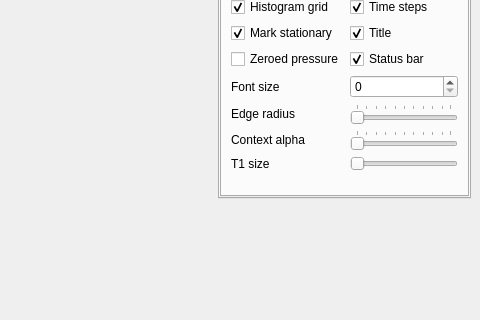
Above: MainWindow.ui from danlipsa/foamvis before the change; both pictures show x 396 to 876 and y 146 to 466 of the 876 by 591 pixel window. Below: the same form after it.
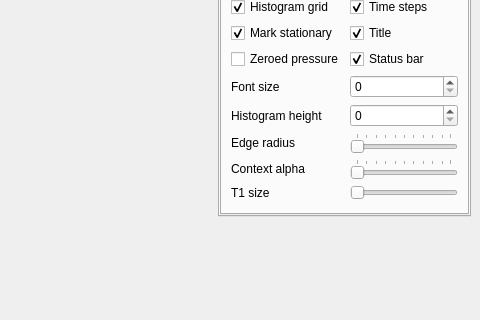
That is the form after the change. Custom widgets are drawn as their Qt base class.

The edit to the form file:
```diff
--- a/MainWindow.ui
+++ b/MainWindow.ui
@@ -868,14 +868,14 @@
                <item row="3" column="1">
                 <widget class="QSpinBox" name="spinBoxFontSize"/>
                </item>
-               <item row="4" column="0">
+               <item row="5" column="0">
                 <widget class="QLabel" name="label_17">
                  <property name="text">
                   <string>Edge radius</string>
                  </property>
                 </widget>
                </item>
-               <item row="4" column="1">
+               <item row="5" column="1">
                 <widget class="QSlider" name="horizontalSliderEdgesRadius">
                  <property name="maximum">
                   <number>99</number>
@@ -894,14 +894,14 @@
                  </property>
                 </widget>
                </item>
-               <item row="5" column="0">
+               <item row="6" column="0">
                 <widget class="QLabel" name="label_18">
                  <property name="text">
                   <string>Context alpha</string>
                  </property>
                 </widget>
                </item>
-               <item row="5" column="1">
+               <item row="6" column="1">
                 <widget class="QSlider" name="horizontalSliderContextAlpha">
                  <property name="maximum">
                   <number>99</number>
@@ -920,20 +920,30 @@
                  </property>
                 </widget>
                </item>
-               <item row="6" column="0">
+               <item row="7" column="0">
                 <widget class="QLabel" name="labelT1Size">
                  <property name="text">
                   <string>T1 size</string>
                  </property>
                 </widget>
                </item>
-               <item row="6" column="1">
+               <item row="7" column="1">
                 <widget class="QSlider" name="horizontalSliderT1Size">
                  <property name="orientation">
                   <enum>Qt::Horizontal</enum>
                  </property>
                 </widget>
                </item>
+               <item row="4" column="0">
+                <widget class="QLabel" name="label_23">
+                 <property name="text">
+                  <string>Histogram height</string>
+                 </property>
+                </widget>
+               </item>
+               <item row="4" column="1">
+                <widget class="QSpinBox" name="spinBoxHistogramHeight"/>
+               </item>
               </layout>
              </widget>
             </widget>
```
Left out of the diff: 149 changed lines with no effect on the pictures.
